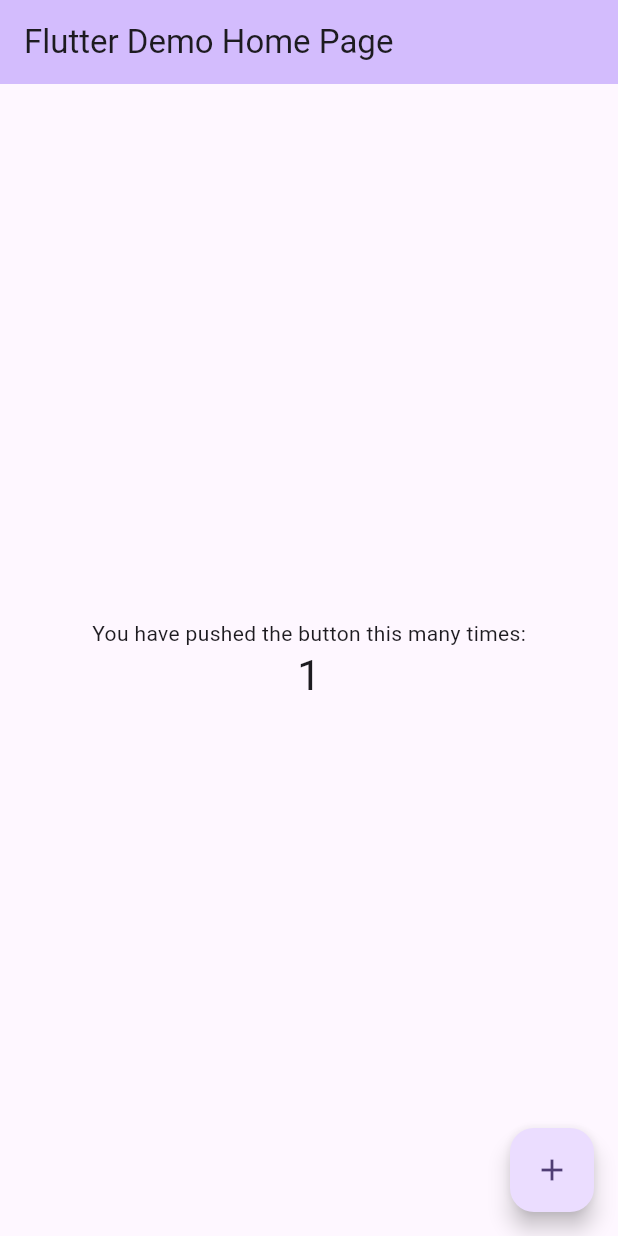
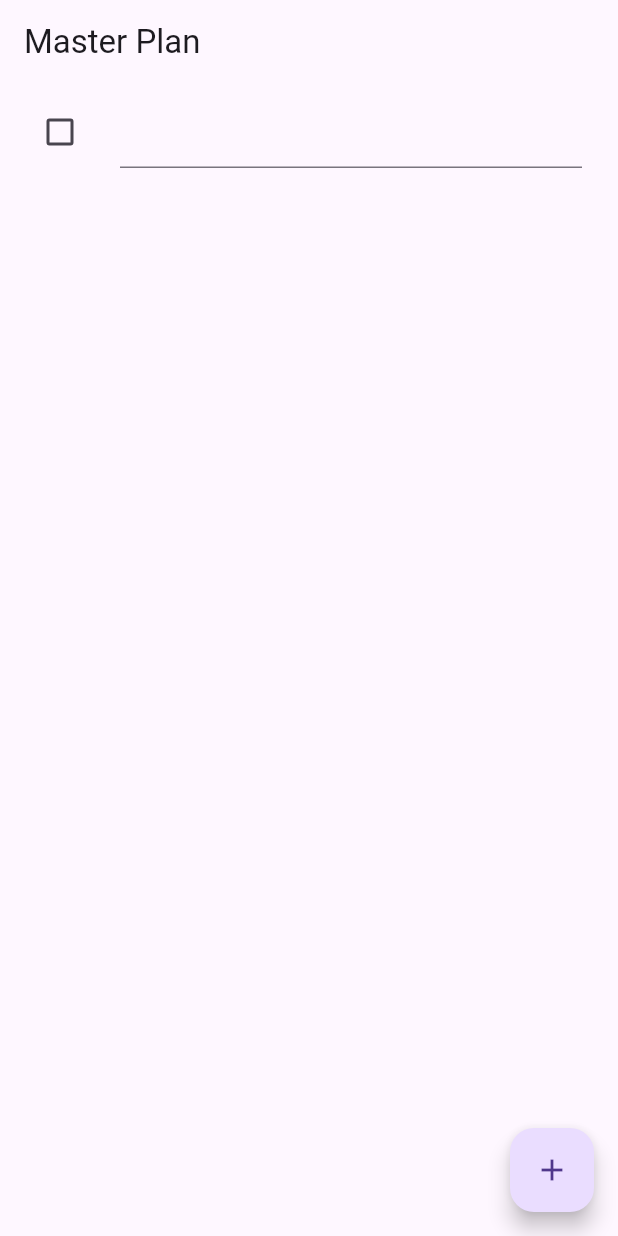
Before and after one commit to tugorez/learning-flutter, a Flutter app: the screen it shows after launch, after a tap on the "add" icon, on a phone screen of 412 x 824 dp. Run offline on Flutter 3.47's test engine with Material 3 defaults, Android fonts, the phone set to English and light mode, and no system bars; our stand-ins replace google_fonts.

Commit message:
Model view separation

```diff
--- a/master_plan/lib/main.dart
+++ b/master_plan/lib/main.dart
@@ -1,125 +1,18 @@
 import 'package:flutter/material.dart';
+import 'package:master_plan/views/plan_screen.dart';
 
 void main() {
-  runApp(const MyApp());
+  runApp(const MasterPlanApp());
 }
 
-class MyApp extends StatelessWidget {
-  const MyApp({super.key});
+class MasterPlanApp extends StatelessWidget {
+  const MasterPlanApp({super.key});
 
-  // This widget is the root of your application.
   @override
   Widget build(BuildContext context) {
     return MaterialApp(
-      title: 'Flutter Demo',
-      theme: ThemeData(
-        // This is the theme of your application.
-        //
-        // TRY THIS: Try running your application with "flutter run". You'll see
-        // the application has a purple toolbar. Then, without quitting the app,
-        // try changing the seedColor in the colorScheme below to Colors.green
-        // and then invoke "hot reload" (save your changes or press the "hot
-        // reload" button in a Flutter-supported IDE, or press "r" if you used
-        // the command line to start the app).
-        //
-        // Notice that the counter didn't reset back to zero; the application
-        // state is not lost during the reload. To reset the state, use hot
-        // restart instead.
-        //
-        // This works for code too, not just values: Most code changes can be
-        // tested with just a hot reload.
-        colorScheme: ColorScheme.fromSeed(seedColor: Colors.deepPurple),
-        useMaterial3: true,
-      ),
-      home: const MyHomePage(title: 'Flutter Demo Home Page'),
+      theme: ThemeData(primarySwatch: Colors.purple),
+      home: PlanScreen(),
     );
   }
 }
-
-class MyHomePage extends StatefulWidget {
-  const MyHomePage({super.key, required this.title});
-
-  // This widget is the home page of your application. It is stateful, meaning
-  // that it has a State object (defined below) that contains fields that affect
-  // how it looks.
-
-  // This class is the configuration for the state. It holds the values (in this
-  // case the title) provided by the parent (in this case the App widget) and
-  // used by the build method of the State. Fields in a Widget subclass are
-  // always marked "final".
-
-  final String title;
-
-  @override
-  State<MyHomePage> createState() => _MyHomePageState();
-}
-
-class _MyHomePageState extends State<MyHomePage> {
-  int _counter = 0;
-
-  void _incrementCounter() {
-    setState(() {
-      // This call to setState tells the Flutter framework that something has
-      // changed in this State, which causes it to rerun the build method below
-      // so that the display can reflect the updated values. If we changed
-      // _counter without calling setState(), then the build method would not be
-      // called again, and so nothing would appear to happen.
-      _counter++;
-    });
-  }
-
-  @override
-  Widget build(BuildContext context) {
-    // This method is rerun every time setState is called, for instance as done
-    // by the _incrementCounter method above.
-    //
-    // The Flutter framework has been optimized to make rerunning build methods
-    // fast, so that you can just rebuild anything that needs updating rather
-    // than having to individually change instances of widgets.
-    return Scaffold(
-      appBar: AppBar(
-        // TRY THIS: Try changing the color here to a specific color (to
-        // Colors.amber, perhaps?) and trigger a hot reload to see the AppBar
-        // change color while the other colors stay the same.
-        backgroundColor: Theme.of(context).colorScheme.inversePrimary,
-        // Here we take the value from the MyHomePage object that was created by
-        // the App.build method, and use it to set our appbar title.
-        title: Text(widget.title),
-      ),
-      body: Center(
-        // Center is a layout widget. It takes a single child and positions it
-        // in the middle of the parent.
-        child: Column(
-          // Column is also a layout widget. It takes a list of children and
-          // arranges them vertically. By default, it sizes itself to fit its
-          // children horizontally, and tries to be as tall as its parent.
-          //
-          // Column has various properties to control how it sizes itself and
-          // how it positions its children. Here we use mainAxisAlignment to
-          // center the children vertically; the main axis here is the vertical
-          // axis because Columns are vertical (the cross axis would be
-          // horizontal).
-          //
-          // TRY THIS: Invoke "debug painting" (choose the "Toggle Debug Paint"
-          // action in the IDE, or press "p" in the console), to see the
-          // wireframe for each widget.
-          mainAxisAlignment: MainAxisAlignment.center,
-          children: <Widget>[
-            const Text(
-              'You have pushed the button this many times:',
-            ),
-            Text(
-              '$_counter',
-              style: Theme.of(context).textTheme.headlineMedium,
-            ),
-          ],
-        ),
-      ),
-      floatingActionButton: FloatingActionButton(
-        onPressed: _incrementCounter,
-        tooltip: 'Increment',
-        child: const Icon(Icons.add),
-      ), // This trailing comma makes auto-formatting nicer for build methods.
-    );
-  }
-}
--- /dev/null
+++ b/master_plan/lib/models/data_layer.dart
@@ -0,0 +1,2 @@
+export 'package:master_plan/models/task.dart';
+export 'package:master_plan/models/plan.dart';
--- /dev/null
+++ b/master_plan/lib/models/plan.dart
@@ -0,0 +1,11 @@
+import 'package:master_plan/models/task.dart';
+
+class Plan {
+  final String name;
+  final List<Task> tasks;
+
+  const Plan({
+    this.name = '',
+    this.tasks = const [],
+  });
+}
--- /dev/null
+++ b/master_plan/lib/models/task.dart
@@ -0,0 +1,9 @@
+class Task {
+  final bool complete;
+  final String description;
+
+  Task({
+    this.complete = false,
+    this.description = '',
+  });
+}
--- /dev/null
+++ b/master_plan/lib/views/plan_screen.dart
@@ -0,0 +1,70 @@
+import 'package:flutter/material.dart';
+import 'package:master_plan/models/data_layer.dart';
+
+class PlanScreen extends StatefulWidget {
+  const PlanScreen({super.key});
+
+  @override
+  State<PlanScreen> createState() => _PlanScreenState();
+}
+
+class _PlanScreenState extends State<PlanScreen> {
+  var plan = const Plan();
+
+  @override
+  Widget build(BuildContext context) {
+    return Scaffold(
+      appBar: AppBar(title: const Text('Master Plan')),
+      body: _buildList(),
+      floatingActionButton: _buildAddTaskButton(),
+    );
+  }
+
+  Widget _buildList() {
+    return ListView.builder(
+      itemCount: plan.tasks.length,
+      itemBuilder: (context, index) =>
+          _buildTaskTile(plan.tasks[index]!, index),
+    );
+  }
+
+  Widget _buildAddTaskButton() {
+    return FloatingActionButton(
+      child: const Icon(Icons.add),
+      onPressed: () => setState(() {
+        plan = Plan(
+          name: plan.name,
+          tasks: List<Task>.from(plan.tasks)..add(Task()),
+        );
+      }),
+    );
+  }
+
+  Widget _buildTaskTile(Task task, int index) {
+    return ListTile(
+      leading: Checkbox(
+        value: task.complete,
+        onChanged: (selected) => setState(() {
+          plan = Plan(
+            name: plan.name,
+            tasks: List<Task>.from(plan.tasks)
+              ..[index] = Task(
+                description: task.description,
+                complete: selected ?? false,
+              ),
+          );
+        }),
+      ),
+      title: TextFormField(
+        initialValue: task.description,
+        onChanged: (text) => setState(() {
+          plan = Plan(
+            name: plan.name,
+            tasks: List<Task>.from(plan.tasks)
+              ..[index] = Task(description: text, complete: task.complete),
+          );
+        }),
+      ),
+    );
+  }
+}
```
Also changed, not shown: master_plan/flutter_01.png (added), master_plan/flutter_02.png (added).
